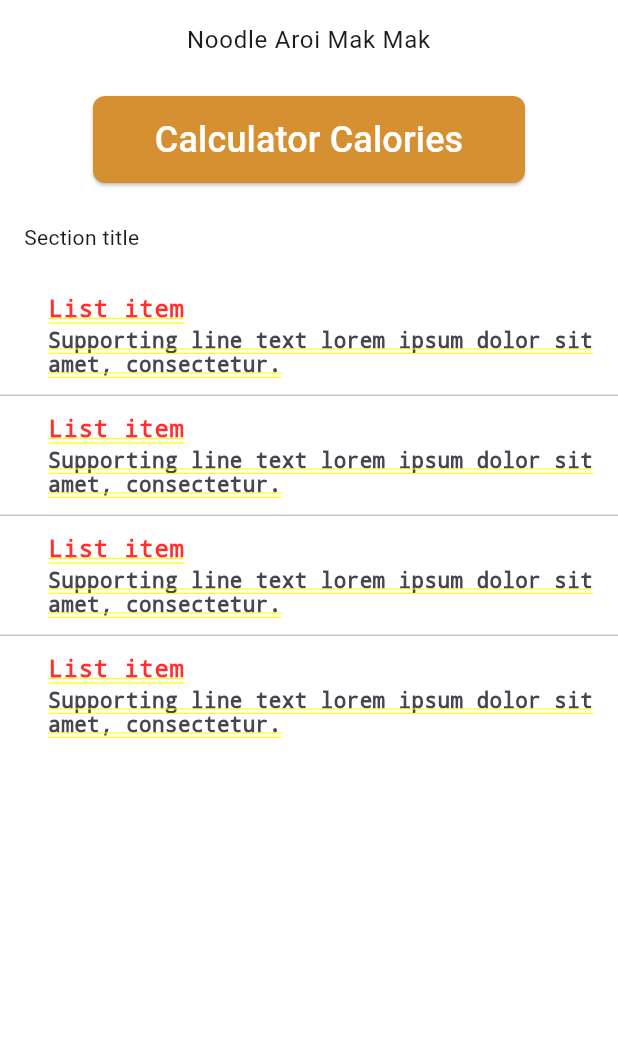
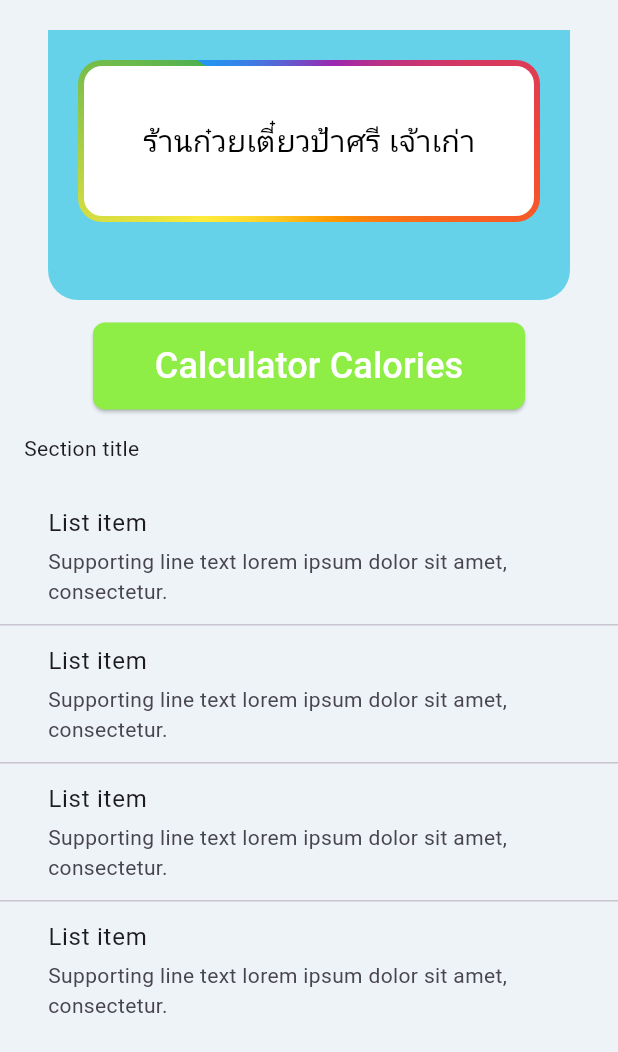
Before and after one commit to puttipongle/termproject-noodle, a Flutter app: the screen it shows after launch, on a phone screen of 412 x 824 dp. Shown: the top 1052 px of the screen. Run offline on Flutter 3.47's test engine with Material 3 defaults, Android fonts, the light colour scheme and no system bars; our stand-ins replace device_preview_plus, google_fonts; Roboto replaces fonts that are missing (Mitr).

Commit message:
update homepageV0.1

```diff
--- a/project_noodle/lib/pages/CalculatorCal.dart
+++ b/project_noodle/lib/pages/CalculatorCal.dart
@@ -158,7 +158,7 @@ class ResultSection extends StatelessWidget {
           ElevatedButton(
             onPressed: () { },
             style: ElevatedButton.styleFrom(
-              backgroundColor: const Color.fromARGB(255, 75, 229, 64),
+              backgroundColor: const Color.fromARGB(255, 52, 188, 43),
               shape: RoundedRectangleBorder(
                 borderRadius: BorderRadius.circular(8),
               ),
--- a/project_noodle/lib/pages/homepage.dart
+++ b/project_noodle/lib/pages/homepage.dart
@@ -1,4 +1,5 @@
 import 'package:flutter/material.dart';
+import 'package:google_fonts/google_fonts.dart';
 
 class MyHomePage extends StatelessWidget {
   const MyHomePage({super.key});
@@ -19,19 +20,71 @@ class HomePage extends StatefulWidget {
 class _HomePageState extends State<HomePage> {
   @override
   Widget build(BuildContext context) {
-    return Column(
-      children: [
+    return Scaffold(
+      backgroundColor: Color(0xffedf3f6),
+      body: Column(children: [
         Padding(
             padding: const EdgeInsets.all(15),
+            child: Column(
+              children: [
+                Stack(children: <Widget>[
+                  Padding(
+                    padding: const EdgeInsets.only(top: 5),
+                    child: Row(
+                      mainAxisAlignment: MainAxisAlignment.center,
+                      crossAxisAlignment: CrossAxisAlignment.start,
+                      children: [
+                        Container(
+                          height: 180,
+                          padding:
+                              EdgeInsets.only(left: 20, right: 20, bottom: 20),
+                          decoration: BoxDecoration(
+                              color: Color.fromARGB(255, 101, 210, 234),
+                              borderRadius: BorderRadius.only(
+                                  bottomLeft: Radius.circular(20),
+                                  bottomRight: Radius.circular(20))),
+                          child: Padding(
+                            padding: const EdgeInsets.only(top: 20),
+                            child: Row(
+                              mainAxisAlignment: MainAxisAlignment.center,
+                              crossAxisAlignment: CrossAxisAlignment.start,
+                              children: [
+                                GlowingBorder(
+                                  child: Container(
+                                    width: 300,
+                                    height: 100,
+                                    alignment: Alignment.center,
+                                    decoration: BoxDecoration(
+                                      color: Colors.white,
+                                      borderRadius: BorderRadius.circular(12),
+                                    ),
                                     child: Text(
-            'Noodle Aroi Mak Mak',
-            style: Theme.of(context).textTheme.bodyLarge,
-            textAlign: TextAlign.center,
+                                      'ร้านก๋วยเตี๋ยวป้าศรี เจ้าเก่า',
+                                      style: GoogleFonts.mitr(
+                                        fontSize: 20,
+                                        color: Colors.black,
+                                        decoration:
+                                            TextDecoration.none, // ลบเส้นขีดใต้
                                       ),
                                     ),
-        Padding(
-          padding: const EdgeInsets.symmetric(vertical: 10, horizontal: 16),
-          child: ElevatedButton(
+                                  ),
+                                ),
+                              ],
+                            ),
+                          ),
+                        )
+                      ],
+                    ),
+                  ),
+                ]),
+              ],
+            )
+            ),
+        SizedBox(
+          child: Row(
+            mainAxisAlignment: MainAxisAlignment.center,
+            children: [
+              ElevatedButton(
                 onPressed: () {
                   Navigator.pushNamed(
                     context,
@@ -39,7 +92,7 @@ class _HomePageState extends State<HomePage> {
                   );
                 },
                 style: ElevatedButton.styleFrom(
-              backgroundColor: const Color(0xFFD59131),
+                  backgroundColor: const Color.fromARGB(255, 142, 238, 69),
                   shape: RoundedRectangleBorder(
                     borderRadius: BorderRadius.circular(8),
                   ),
@@ -53,6 +106,8 @@ class _HomePageState extends State<HomePage> {
                     color: Colors.white,
                   ),
                 ),
+              ),
+            ],
           ),
         ),
         Padding(
@@ -75,7 +130,7 @@ class _HomePageState extends State<HomePage> {
             itemBuilder: (context, index) => const MenuListItem(),
           ),
         ),
-      ],
+      ]),
     );
   }
 }
@@ -99,6 +154,7 @@ class MenuListItem extends StatelessWidget {
                   style: TextStyle(
                     fontSize: 16,
                     letterSpacing: 0.5,
+                    decoration: TextDecoration.none,
                   ),
                 ),
                 SizedBox(height: 4),
@@ -108,6 +164,7 @@ class MenuListItem extends StatelessWidget {
                     fontSize: 14,
                     letterSpacing: 0.25,
                     color: Color(0xFF49454F),
+                    decoration: TextDecoration.none,
                   ),
                 ),
               ],
@@ -118,3 +175,61 @@ class MenuListItem extends StatelessWidget {
     );
   }
 }
+
+class GlowingBorder extends StatefulWidget {
+  final Widget child;
+
+  const GlowingBorder({required this.child, Key? key}) : super(key: key);
+
+  @override
+  _GlowingBorderState createState() => _GlowingBorderState();
+}
+
+class _GlowingBorderState extends State<GlowingBorder>
+    with SingleTickerProviderStateMixin {
+  late AnimationController _controller;
+
+  @override
+  void initState() {
+    super.initState();
+    _controller = AnimationController(
+      vsync: this,
+      duration: const Duration(seconds: 3),
+    )..repeat();
+  }
+
+  @override
+  void dispose() {
+    _controller.dispose();
+    super.dispose();
+  }
+
+  @override
+  Widget build(BuildContext context) {
+    return AnimatedBuilder(
+      animation: _controller,
+      builder: (context, child) {
+        return Container(
+          padding: const EdgeInsets.all(4), // ระยะขอบกรอบไฟ
+          decoration: BoxDecoration(
+            borderRadius: BorderRadius.circular(16),
+            gradient: SweepGradient(
+              colors: [
+                Colors.blue,
+                Colors.purple,
+                Colors.red,
+                Colors.orange,
+                Colors.yellow,
+                Colors.green,
+                Colors.blue,
+              ],
+              stops: const [0.0, 0.2, 0.4, 0.6, 0.8, 1.0, 1.0],
+              transform: GradientRotation(_controller.value * 2 * 3.14159),
+            ),
+          ),
+          child: widget.child,
+        );
+      },
+    );
+  }
+}
--- a/project_noodle/pubspec.yaml
+++ b/project_noodle/pubspec.yaml
@@ -34,6 +34,8 @@ dependencies:
   # The following adds the Cupertino Icons font to your application.
   # Use with the CupertinoIcons class for iOS style icons.
   cupertino_icons: ^1.0.8
+  google_fonts: ^6.2.1
+  device_preview_plus: ^2.2.4
 
 dev_dependencies:
   flutter_test:
```
Also changed, not shown: project_noodle/lib/main.dart (+8 -1 lines), project_noodle/pubspec.lock, 1 other file. Lines whose indentation alone changed are shown as unchanged.
